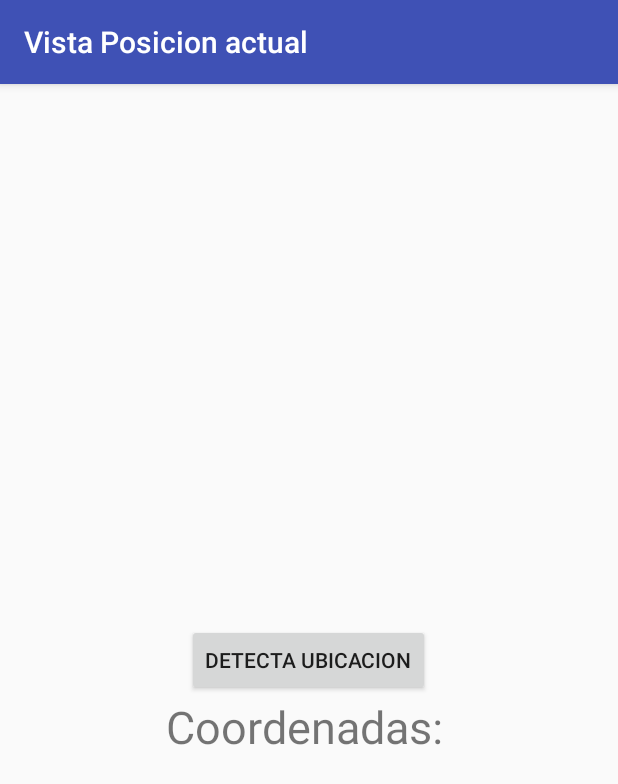
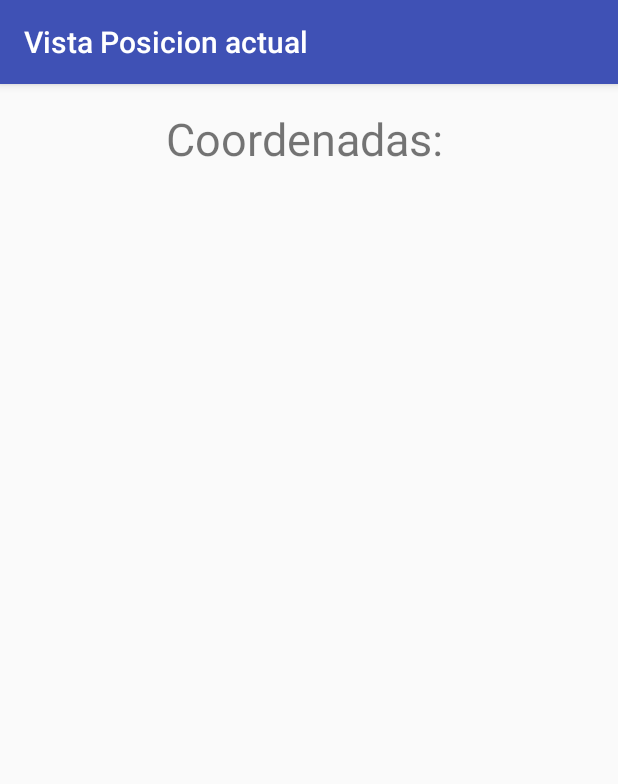
Before and after one commit to IgnacioAgueroSalcines/AppGasolineras, an Android app: the ObtenPosicionActualActivity screen opened directly, with no data from a screen before it, on a phone screen of 412 x 824 dp. Shown: the top 784 px of the screen. Run offline under Robolectric (Android 15) with nearby library versions, the phone set to English and light mode, and no system bars; network calls fail.

Commit message:
Detectado de la ubicacion sin hacer uso de botones

```diff
--- a/app/src/main/java/com/example/nachoaguero/appgasolineras/Datos/GasolineraDAO.java
+++ b/app/src/main/java/com/example/nachoaguero/appgasolineras/Datos/GasolineraDAO.java
@@ -19,6 +19,7 @@ public class GasolineraDAO implements IGasolineraDAO{
     private List<Gasolinera> listaGasolineras;
     private RemoteFetch remoteFetch;
     private Context context;
+
 
 
 
--- a/app/src/main/java/com/example/nachoaguero/appgasolineras/Presentacion/ListaGasolinerasActivity.java
+++ b/app/src/main/java/com/example/nachoaguero/appgasolineras/Presentacion/ListaGasolinerasActivity.java
@@ -112,6 +112,7 @@ public class ListaGasolinerasActivity extends AppCompatActivity {
                 res = gestionGasolinera.obtenGasolineras();
             } else {
                 if(conectadoDatos()){
+
                     res = gestionGasolinera.obtenGasolineras();
                 } else{
 
--- a/app/src/main/java/com/example/nachoaguero/appgasolineras/Presentacion/ObtenPosicionActualActivity.java
+++ b/app/src/main/java/com/example/nachoaguero/appgasolineras/Presentacion/ObtenPosicionActualActivity.java
@@ -30,7 +30,8 @@ public class ObtenPosicionActualActivity extends AppCompatActivity {
     private TextView t;
     private LocationManager locationManager;
     private LocationListener listener;
-
+    private double latitud;
+    private double longitud;
 
     @Override
     protected void onCreate(@Nullable Bundle savedInstanceState) {
@@ -39,15 +40,17 @@ public class ObtenPosicionActualActivity extends AppCompatActivity {
         setContentView(R.layout.posicion_actual);
 
         t = (TextView) findViewById(R.id.coordenadas);
-        b = (Button) findViewById(R.id.button);
+
 
         locationManager = (LocationManager) getSystemService(LOCATION_SERVICE);
 
 
         listener = new LocationListener() {
+
             @Override
             public void onLocationChanged(Location location) {
-
+                latitud=location.getLatitude();
+                longitud=location.getLongitude();
                 t.setText("Coordenadas \n " +"Latitud:"+ location.getLatitude()+ " \n Longitud: " + location.getLongitude());
             }
 
@@ -93,13 +96,20 @@ public class ObtenPosicionActualActivity extends AppCompatActivity {
             return;
         }
         // this code won't execute IF permissions are not allowed, because in the line above there is return statement.
-        b.setOnClickListener(new View.OnClickListener() {
-            @Override
-            public void onClick(View view) {
+
+
 
                 //noinspection MissingPermission
-                locationManager.requestLocationUpdates(LocationManager.NETWORK_PROVIDER, 5000, 0, listener);
-            }
-        });
+        locationManager.requestLocationUpdates(LocationManager.NETWORK_PROVIDER, 5000, 0, listener);
+
+
+    }
+
+
+    public double obtenLatitud(){
+        return latitud;
+    }
+    public double obtenLongitud(){
+        return longitud;
     }
 }
--- a/app/src/main/res/layout/posicion_actual.xml
+++ b/app/src/main/res/layout/posicion_actual.xml
@@ -29,12 +29,6 @@
     </ScrollView>
 
 
-    <Button
-        android:layout_width="wrap_content"
-        android:layout_height="wrap_content"
-        android:text="DETECTA UBICACION"
-        android:id="@+id/button"
-        android:layout_centerVertical="true"
-        android:layout_centerHorizontal="true" />
+
 
 </RelativeLayout>
--- a/app/src/main/res/menu/main_activity_actions.xml
+++ b/app/src/main/res/menu/main_activity_actions.xml
@@ -7,5 +7,6 @@
         android:title="detectar ubicacion"
         android:orderInCategory="1"
         yourapp:showAsAction="ifRoom"  />
+
     ...
 </menu>
```
